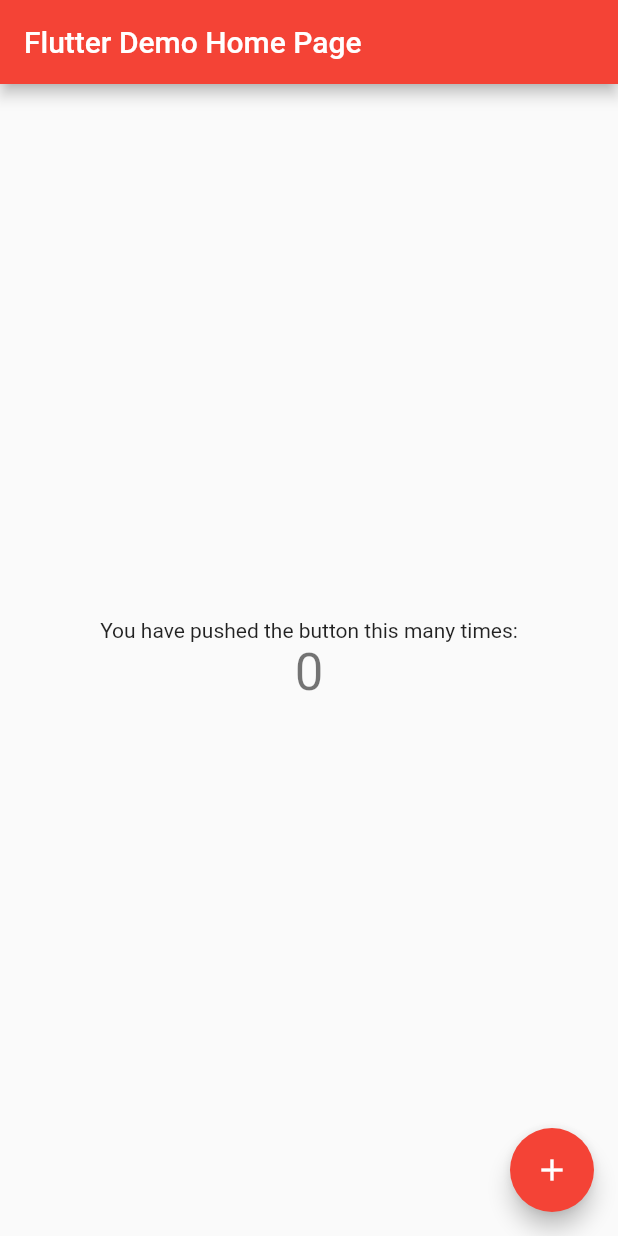
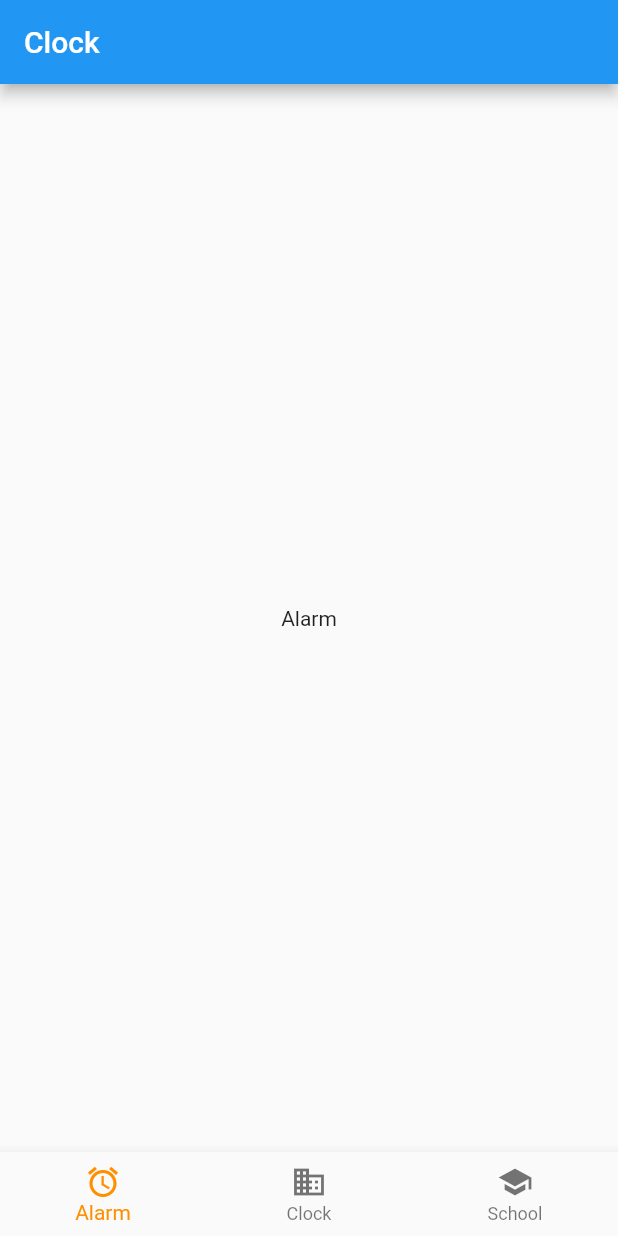
Before and after one commit to SrikantKanekar/ClockApp-Flutter, a Flutter app: the screen it shows after launch, on a phone screen of 412 x 824 dp. Run offline on Flutter 3.47's test engine with Material 2 defaults, Android fonts, the phone set to English and light mode, and no system bars.

Commit message:
adding home page

```diff
--- /dev/null
+++ b/lib/features/home/home_screen.dart
@@ -0,0 +1,57 @@
+import 'package:flutter/material.dart';
+
+class HomeScreen extends StatefulWidget {
+  const HomeScreen({Key? key}) : super(key: key);
+
+  @override
+  _HomeScreenState createState() => _HomeScreenState();
+}
+
+class _HomeScreenState extends State<HomeScreen> {
+  int _selectedIndex = 0;
+
+  static const List<Widget> _widgetOptions = <Widget>[
+    Text('Alarm'),
+    Text('Clock'),
+    Text('Timer'),
+    Text('Stopwatch'),
+    Text('Bedtime'),
+  ];
+
+  void _onItemTapped(int index) {
+    setState(() {
+      _selectedIndex = index;
+    });
+  }
+
+  @override
+  Widget build(BuildContext context) {
+    return Scaffold(
+      appBar: AppBar(
+        title: const Text('Clock'),
+      ),
+      body: Center(
+        child: _widgetOptions.elementAt(_selectedIndex),
+      ),
+      bottomNavigationBar: BottomNavigationBar(
+        items: const <BottomNavigationBarItem>[
+          BottomNavigationBarItem(
+            icon: Icon(Icons.alarm),
+            label: 'Alarm',
+          ),
+          BottomNavigationBarItem(
+            icon: Icon(Icons.business),
+            label: 'Clock',
+          ),
+          BottomNavigationBarItem(
+            icon: Icon(Icons.school),
+            label: 'School',
+          ),
+        ],
+        currentIndex: _selectedIndex,
+        selectedItemColor: Colors.amber[800],
+        onTap: _onItemTapped,
+      ),
+    );
+  }
+}
--- a/lib/main.dart
+++ b/lib/main.dart
@@ -1,3 +1,4 @@
+import 'package:clock_app/features/home/home_screen.dart';
 import 'package:flutter/material.dart';
 
 void main() {
@@ -10,58 +11,11 @@ class MyApp extends StatelessWidget {
   @override
   Widget build(BuildContext context) {
     return MaterialApp(
-      title: 'Flutter Demo',
+      title: 'Clock',
       theme: ThemeData(
-        primarySwatch: Colors.red,
+        primarySwatch: Colors.blue,
       ),
-      home: const MyHomePage(title: 'Flutter Demo Home Page'),
+      home: const HomeScreen(),
     );
   }
 }
-
-class MyHomePage extends StatefulWidget {
-  const MyHomePage({Key? key, required this.title}) : super(key: key);
-
-  final String title;
-
-  @override
-  State<MyHomePage> createState() => _MyHomePageState();
-}
-
-class _MyHomePageState extends State<MyHomePage> {
-  int _counter = 0;
-
-  void _incrementCounter() {
-    setState(() {
-      _counter++;
-    });
-  }
-
-  @override
-  Widget build(BuildContext context) {
-    return Scaffold(
-      appBar: AppBar(
-        title: Text(widget.title),
-      ),
-      body: Center(
-        child: Column(
-          mainAxisAlignment: MainAxisAlignment.center,
-          children: <Widget>[
-            const Text(
-              'You have pushed the button this many times:',
-            ),
-            Text(
-              '$_counter',
-              style: Theme.of(context).textTheme.headline4,
-            ),
-          ],
-        ),
-      ),
-      floatingActionButton: FloatingActionButton(
-        onPressed: _incrementCounter,
-        tooltip: 'Increment',
-        child: const Icon(Icons.add),
-      ),
-    );
-  }
-}
```
